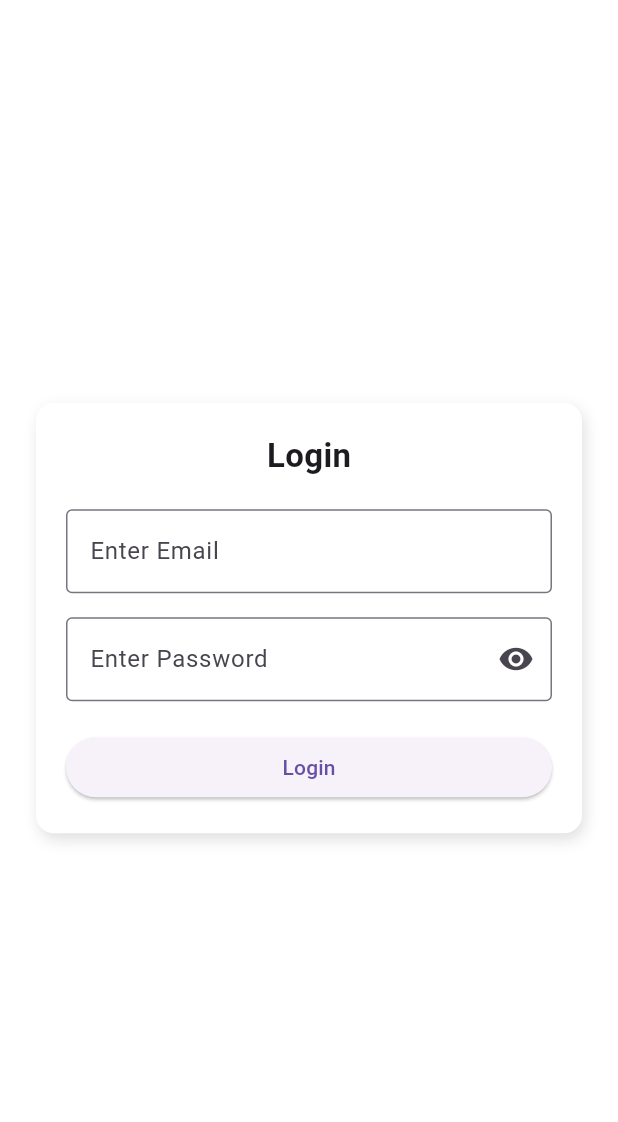
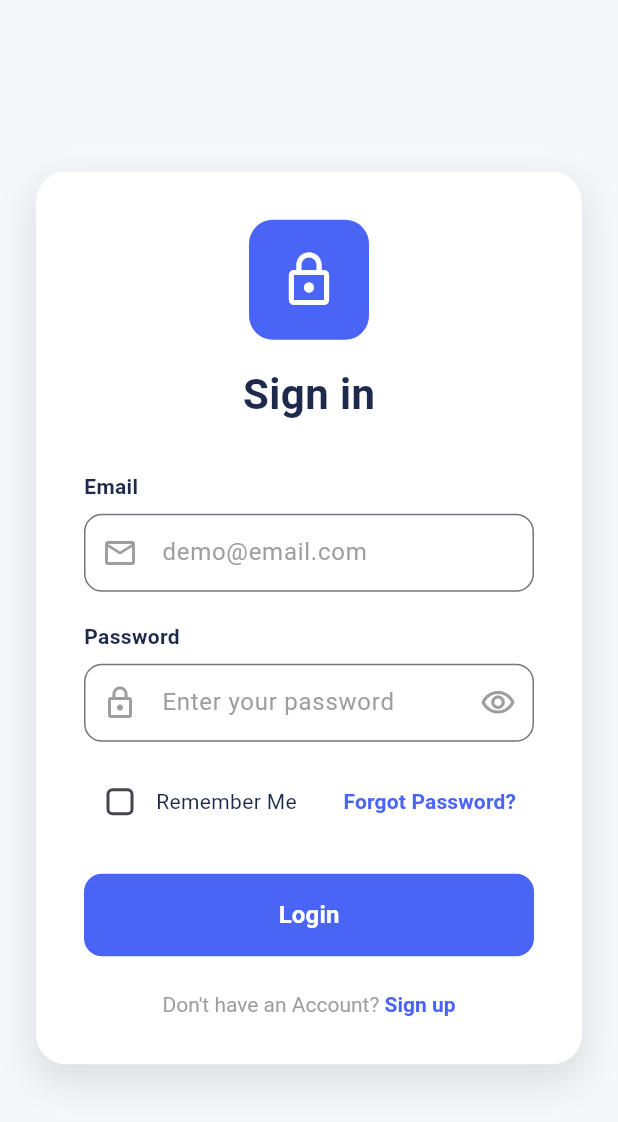
Before and after one commit to KojensThapa/FlutterApp, a Flutter app: the screen it shows after launch, on a phone screen of 412 x 824 dp. Shown: the top 1122 px of the screen. Run offline on Flutter 3.47's test engine with Material 3 defaults, Android fonts, the phone set to English and light mode, and no system bars.

Commit message:
modify the login section

```diff
--- a/lib/login_screen.dart
+++ b/lib/login_screen.dart
@@ -1,5 +1,5 @@
 import 'package:flutter/material.dart';
-import 'card_list_screen.dart';
+import 'card_list_screen.dart'; // Your existing file
 
 class LoginScreen extends StatefulWidget {
   const LoginScreen({super.key});
@@ -13,59 +13,123 @@ class _LoginScreenState extends State<LoginScreen> {
   final TextEditingController _passwordController = TextEditingController();
 
   bool _obscurePassword = true;
+  bool _rememberMe = false;
 
   @override
   Widget build(BuildContext context) {
     return Scaffold(
-      backgroundColor: Colors.white, // 🌟 Whole screen white
+      backgroundColor: const Color(0xFFF5F7FA),
       body: Center(
         child: SingleChildScrollView(
           child: Container(
-            padding: const EdgeInsets.all(20),
+            padding: const EdgeInsets.all(32),
             margin: const EdgeInsets.symmetric(horizontal: 24),
             decoration: BoxDecoration(
-              color: Colors.white, // 🌟 Login box also white
-              borderRadius: BorderRadius.circular(12),
+              color: Colors.white,
+              borderRadius: BorderRadius.circular(20),
               boxShadow: [
                 BoxShadow(
-                  color: Colors.black12,
-                  blurRadius: 8,
-                  offset: Offset(2, 4),
+                  color: Colors.black.withOpacity(0.1),
+                  blurRadius: 20,
+                  spreadRadius: 2,
+                  offset: const Offset(0, 10),
                 ),
               ],
             ),
             child: Column(
               mainAxisSize: MainAxisSize.min,
+              crossAxisAlignment: CrossAxisAlignment.start,
               children: [
-                // Title
+                // Header with logo
+                Center(
+                  child: Column(
+                    children: [
+                      Container(
+                        width: 80,
+                        height: 80,
+                        decoration: BoxDecoration(
+                          color: const Color(0xFF4A64F6),
+                          borderRadius: BorderRadius.circular(16),
+                        ),
+                        child: const Icon(
+                          Icons.lock_outline,
+                          color: Colors.white,
+                          size: 40,
+                        ),
+                      ),
+                      const SizedBox(height: 16),
+                      const Text(
+                        "Sign in",
+                        style: TextStyle(
+                          fontSize: 28,
+                          fontWeight: FontWeight.bold,
+                          color: Color(0xFF1E2A4B),
+                        ),
+                      ),
+                    ],
+                  ),
+                ),
+                const SizedBox(height: 32),
+
+                // Email field
                 const Text(
-                  "Login",
-                  style: TextStyle(fontSize: 22, fontWeight: FontWeight.bold),
+                  "Email",
+                  style: TextStyle(
+                    fontWeight: FontWeight.w600,
+                    color: Color(0xFF1E2A4B),
+                    fontSize: 14,
+                  ),
+                ),
+                const SizedBox(height: 8),
+                TextFormField(
+                  controller: _emailController,
+                  decoration: InputDecoration(
+                    hintText: "demo@email.com",
+                    hintStyle: const TextStyle(color: Colors.grey),
+                    border: OutlineInputBorder(
+                      borderRadius: BorderRadius.circular(12),
+                      borderSide: const BorderSide(color: Colors.grey, width: 1),
+                    ),
+                    focusedBorder: OutlineInputBorder(
+                      borderRadius: BorderRadius.circular(12),
+                      borderSide: const BorderSide(color: Color(0xFF4A64F6), width: 2),
+                    ),
+                    contentPadding: const EdgeInsets.symmetric(horizontal: 16, vertical: 14),
+                    prefixIcon: const Icon(Icons.email_outlined, color: Colors.grey),
+                  ),
                 ),
                 const SizedBox(height: 20),
 
-                // Email
-                TextFormField(
-                  controller: _emailController,
-                  decoration: const InputDecoration(
-                    labelText: "Enter Email",
-                    border: OutlineInputBorder(),
+                // Password field
+                const Text(
+                  "Password",
+                  style: TextStyle(
+                    fontWeight: FontWeight.w600,
+                    color: Color(0xFF1E2A4B),
+                    fontSize: 14,
                   ),
                 ),
-                const SizedBox(height: 16),
-
-                // Password
+                const SizedBox(height: 8),
                 TextFormField(
                   controller: _passwordController,
                   obscureText: _obscurePassword,
                   decoration: InputDecoration(
-                    labelText: "Enter Password",
-                    border: const OutlineInputBorder(),
+                    hintText: "Enter your password",
+                    hintStyle: const TextStyle(color: Colors.grey),
+                    border: OutlineInputBorder(
+                      borderRadius: BorderRadius.circular(12),
+                      borderSide: const BorderSide(color: Colors.grey, width: 1),
+                    ),
+                    focusedBorder: OutlineInputBorder(
+                      borderRadius: BorderRadius.circular(12),
+                      borderSide: const BorderSide(color: Color(0xFF4A64F6), width: 2),
+                    ),
+                    contentPadding: const EdgeInsets.symmetric(horizontal: 16, vertical: 14),
+                    prefixIcon: const Icon(Icons.lock_outline, color: Colors.grey),
                     suffixIcon: IconButton(
                       icon: Icon(
-                        _obscurePassword
-                            ? Icons.visibility
-                            : Icons.visibility_off,
+                        _obscurePassword ? Icons.visibility_outlined : Icons.visibility_off_outlined,
+                        color: Colors.grey,
                       ),
                       onPressed: () {
                         setState(() {
@@ -75,9 +139,51 @@ class _LoginScreenState extends State<LoginScreen> {
                     ),
                   ),
                 ),
-                const SizedBox(height: 20),
+                const SizedBox(height: 16),
 
-                // Login Button
+                // Remember me and forgot password
+                Row(
+                  mainAxisAlignment: MainAxisAlignment.spaceBetween,
+                  children: [
+                    Row(
+                      children: [
+                        Checkbox(
+                          value: _rememberMe,
+                          onChanged: (value) {
+                            setState(() {
+                              _rememberMe = value!;
+                            });
+                          },
+                          activeColor: const Color(0xFF4A64F6),
+                          shape: RoundedRectangleBorder(
+                            borderRadius: BorderRadius.circular(4),
+                          ),
+                        ),
+                        const Text(
+                          "Remember Me",
+                          style: TextStyle(
+                            color: Color(0xFF1E2A4B),
+                          ),
+                        ),
+                      ],
+                    ),
+                    TextButton(
+                      onPressed: () {
+                        // Add forgot password functionality
+                      },
+                      child: const Text(
+                        "Forgot Password?",
+                        style: TextStyle(
+                          color: Color(0xFF4A64F6),
+                          fontWeight: FontWeight.w600,
+                        ),
+                      ),
+                    ),
+                  ],
+                ),
+                const SizedBox(height: 24),
+
+                // Login Button with navigation (exactly as in your original code)
                 SizedBox(
                   width: double.infinity,
                   child: ElevatedButton(
@@ -86,7 +192,7 @@ class _LoginScreenState extends State<LoginScreen> {
                         const SnackBar(content: Text("Login clicked")),
                       );
 
-                      // Navigate to Card List
+                      // Navigate to Card List (exactly as in your original code)
                       Navigator.pushReplacement(
                         context,
                         MaterialPageRoute(
@@ -94,7 +200,42 @@ class _LoginScreenState extends State<LoginScreen> {
                         ),
                       );
                     },
-                    child: const Text("Login"),
+                    style: ElevatedButton.styleFrom(
+                      backgroundColor: const Color(0xFF4A64F6),
+                      foregroundColor: Colors.white,
+                      padding: const EdgeInsets.symmetric(vertical: 16),
+                      shape: RoundedRectangleBorder(
+                        borderRadius: BorderRadius.circular(12),
+                      ),
+                      elevation: 0,
+                    ),
+                    child: const Text(
+                      "Login",
+                      style: TextStyle(
+                        fontSize: 16,
+                        fontWeight: FontWeight.w600,
+                      ),
+                    ),
+                  ),
+                ),
+                const SizedBox(height: 24),
+
+                // Sign up option
+                Center(
+                  child: RichText(
+                    text: const TextSpan(
+                      text: "Don't have an Account? ",
+                      style: TextStyle(color: Colors.grey),
+                      children: [
+                        TextSpan(
+                          text: "Sign up",
+                          style: TextStyle(
+                            color: Color(0xFF4A64F6),
+                            fontWeight: FontWeight.w600,
+                          ),
+                        ),
+                      ],
+                    ),
                   ),
                 ),
               ],
```
